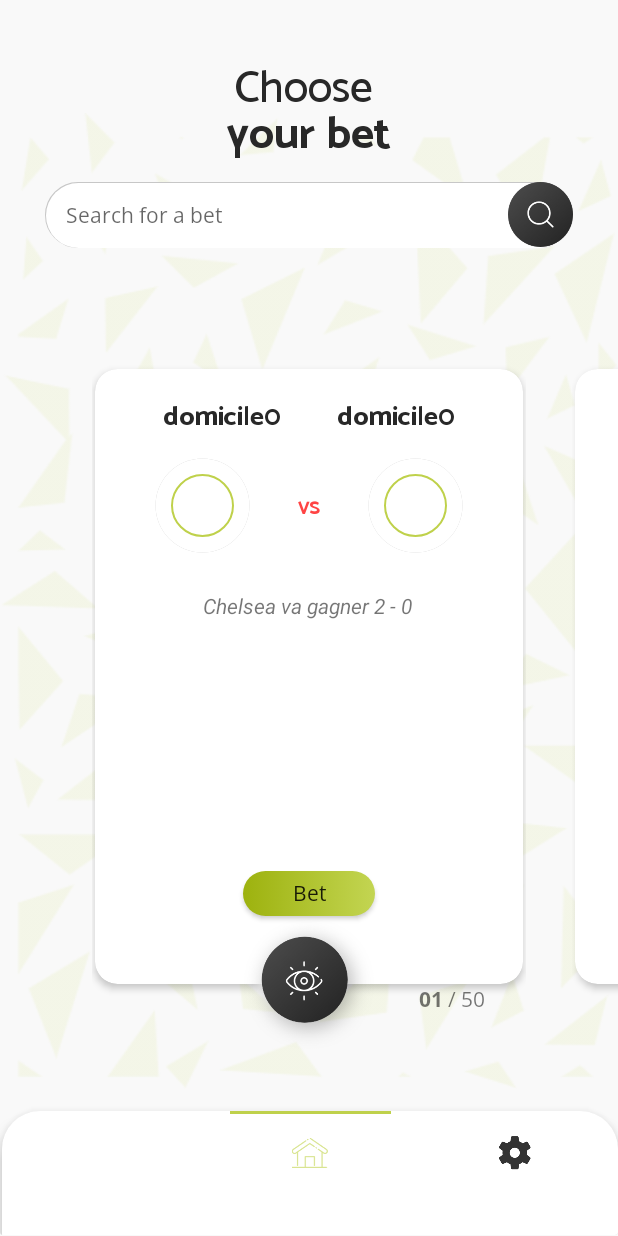
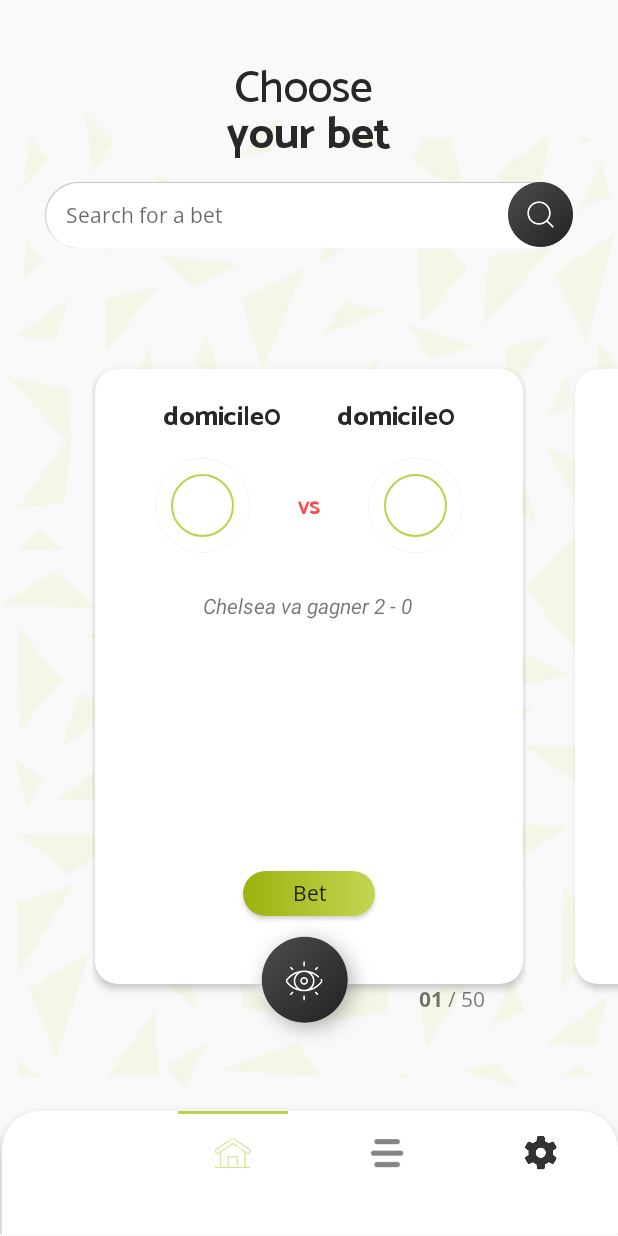
Before and after one commit to mbdsp7-Lova-Tokiniaina-Mamitiana/Android, an Android app: the screen it shows after launch (PariActvity), on a phone screen of 412 x 824 dp. Run offline under Robolectric (Android 15) with nearby library versions, the light colour scheme and no system bars; our stand-ins replace Firebase (no records; nobody signed in at launch, a user with empty details on screens opened directly); libraries missing offline, so code that uses them is left out: jp.wasabeef.blurry; pictures from the network do not load.

Commit message:
recharger un compte

```diff
--- a/app/src/main/java/com/example/etu000603_android/ui/navigation/ActivityWithNavigation.java
+++ b/app/src/main/java/com/example/etu000603_android/ui/navigation/ActivityWithNavigation.java
@@ -1,5 +1,6 @@
 package com.example.etu000603_android.ui.navigation;
 
+import android.app.Activity;
 import android.content.Intent;
 import android.graphics.Bitmap;
 import android.graphics.Color;
@@ -56,11 +57,34 @@
     private LanguageItem selected_language;
     private Bundle instance=null;
     private  View languageSpinner;
+    private PopupWindow popUp;
+    private static boolean ondissmissclick =false;
+    private int idPage =0;
+
+    public void setIdPage(int idPage) {
+        this.idPage = idPage;
+    }
+
     protected void onCreate(Bundle savedInstanceState) {
         super.onCreate(savedInstanceState);
         instance=savedInstanceState;
 
 
+    }
+
+    @Override
+    public void onStart() {
+        super.onStart();
+        configurationGlobal();
+    }
+
+    public void configurationGlobal(){
+        this.configureBottomNavigationView(idPage);
+        this.configureDrawer();
+        configureDrawer();
+        configureDrawerInformation();
+        configureSpinnerLanguage();
+        setOnclickListener();
     }
     public void configureDrawerInformation(){
 
@@ -344,17 +368,70 @@
         selected_language=languageItem;
     }
     private  void setOnclickListener(){
-        Button condition=findViewById(R.id.condition);
-        condition.setText(getBaseContext().getResources().getString(R.string.conditions));
+        Button condition=findViewById(R.id.recharger);
+        popUp = new PopupWindow(this.getBaseContext());
+        final Activity activity = this;
+        condition.setText(getBaseContext().getResources().getString(R.string.recharger_compte));
+        View customView = getLayoutInflater().inflate(R.layout.popup_account,null);
+        ImageButton bouton=customView.findViewById(R.id.close_button);
+        final View back=activity.getWindow().getDecorView().getRootView();
+
+        bouton.setVisibility(View.GONE);
+        bouton.setOnClickListener(new View.OnClickListener() {
+            @Override
+            public void onClick(View v) {
+                popUp.dismiss();
+
+                // activity.enable(true);
+
+            }
+        });
         condition.setOnClickListener(new View.OnClickListener() {
             @Override
             public void onClick(View v) {
 
-                Uri uri = Uri.parse("https://www.doubs.cci.fr/sites/default/files/doubs/Dev_votre_entrep/commerce/numerique/cles-num-2016/07-Modele-CGU.pdf"); // missing 'http://' will cause crashed
-                Intent intent = new Intent(Intent.ACTION_VIEW, uri);
-                startActivity(intent);
+                if(popUp.isShowing()){
+                    back.setBackgroundColor(activity.getResources().getColor(R.color.colorWhite));
+
+                    popUp.dismiss();
+
+                    //activity.enable(true);
+
+                }else{
+                    popUp.showAtLocation(back, Gravity.CENTER,0,0);
+
+                    //back.setBackgroundColor(view.getResources().getColor(R.color.colorBlack));
+                    back.setAlpha(0.8F);
+                    Blurry.with(back.getContext()).onto((ViewGroup) back);
+
+                    // activity.enable(false);
+
+
+                }
             }
         });
+        popUp.setElevation(0F);
+        popUp.setContentView(customView);
+        popUp.setOutsideTouchable(true);
+
+        popUp.setOnDismissListener(new PopupWindow.OnDismissListener() {
+            @Override
+            public void onDismiss() {
+
+                // back.setBackgroundColor(view.getResources().getColor(R.color.colorWhite));
+                Blurry.delete((ViewGroup) back);
+
+                back.setAlpha(1F);
+
+
+
+                ondissmissclick=true;
+                System.out.println("dismiss");
+            }
+        });
+        popUp.setBackgroundDrawable(null);
+        popUp.setFocusable(true);
+        popUp.update();
     }
     public   void changeLogo(){
         final BottomNavigationView navigationView = findViewById(R.id.bottomNavigationView);
--- a/app/src/main/java/com/example/etu000603_android/ui/pari/PariActvity.java
+++ b/app/src/main/java/com/example/etu000603_android/ui/pari/PariActvity.java
@@ -73,7 +73,7 @@
     }
     @Override
     protected void onCreate(Bundle savedInstanceState) {
-
+        setIdPage(R.id.action_home);
         super.onCreate(savedInstanceState);
         this.instance=savedInstanceState;
         setContentView(R.layout.activity_search_society_drawer);
@@ -101,11 +101,7 @@
         });
 
         this.configureSearchView();
-        this.configureBottomNavigationView(R.id.action_home);
-        this.configureDrawer();
-        configureDrawer();
-        configureDrawerInformation();
-        configureSpinnerLanguage();
+
     }
 
 
--- /dev/null
+++ b/app/src/main/res/drawable-xxhdpi/border_help_white.xml
@@ -0,0 +1,32 @@
+<?xml version="1.0" encoding="utf-8"?>
+<selector xmlns:android="http://schemas.android.com/apk/res/android" >
+    <item>
+
+        <layer-list>
+
+
+            <item >
+                <shape>
+                    <gradient android:angle="270"
+                        android:endColor="@color/colorWhiteOpaque" android:startColor="@color/colorWhiteOpaque" />
+                    <stroke android:width="1dp" android:color="#BABABA" />
+                    <corners android:radius="12dp" />
+
+                </shape>
+            </item>
+
+            <item >
+                <shape xmlns:android="http://schemas.android.com/apk/res/android"
+                    android:shape="rectangle">
+                    <corners
+                        android:radius="12dp" />
+                    <stroke
+                        android:width="1dp"
+                        android:color="@color/colorWhiteOpaque" />
+                </shape>
+            </item>
+        </layer-list>
+    </item>
+
+
+</selector>
--- a/app/src/main/res/layout/activity_pari_form.xml
+++ b/app/src/main/res/layout/activity_pari_form.xml
@@ -184,6 +184,7 @@
                     android:paddingTop="5dp"
                     android:paddingLeft="10dp"
                     android:layout_gravity="center_horizontal"
+                    android:inputType="number"
                     android:paddingBottom="5dp"
                     android:layout_height="wrap_content"/>
                 <Button
--- a/app/src/main/res/layout/drawer_menu.xml
+++ b/app/src/main/res/layout/drawer_menu.xml
@@ -84,8 +84,8 @@
              android:layout_marginTop="2dp"
              android:layout_width="wrap_content"
              android:layout_height="wrap_content"
-             android:id="@+id/condition"
-             android:text="@string/conditions"
+             android:id="@+id/recharger"
+             android:text="@string/recharger_compte"
              android:layout_gravity="center"
              android:textSize="12sp"
              android:padding="5dp"
--- a/app/src/main/res/menu/navigation_items.xml
+++ b/app/src/main/res/menu/navigation_items.xml
@@ -9,7 +9,10 @@
 
         android:icon="@drawable/ico_accueil"
         />
-
+    <item android:id="@+id/action_perso"
+        android:title="menu"
+        android:icon="@drawable/ico_menu"
+        />
     <item android:id="@+id/action_menu"
         android:title="menu"
         android:icon="@drawable/ico_params"
--- a/app/src/main/res/values/strings.xml
+++ b/app/src/main/res/values/strings.xml
@@ -39,4 +39,6 @@
     <string name="montant">Value</string>
     <string name="choix_equipe">Please choose a team by clicking on the logo</string>
     <string name="parier_ici">Bet here!</string>
+    <string name ="recharger_compte"> Recharge your account</string>
+    <string name ="recharger"> Recharge</string>
 </resources>
```
Also changed, not shown: app/src/main/res/drawable-xxhdpi/border_help.xml (added, +32 -0 lines), app/src/main/res/layout/popup_account.xml (added, +95 -0 lines), app/src/main/res/drawable-hdpi/ico_menu.png (added), app/src/main/res/drawable-mdpi/ico_menu.png (added), app/src/main/res/drawable-xhdpi/ico_menu.png (added), app/src/main/res/drawable-xxhdpi/close_button.png (added), app/src/main/res/drawable-xxhdpi/ico_menu.png (added), app/src/main/res/drawable-xxxhdpi/ico_menu.png (added), 2 other files.
